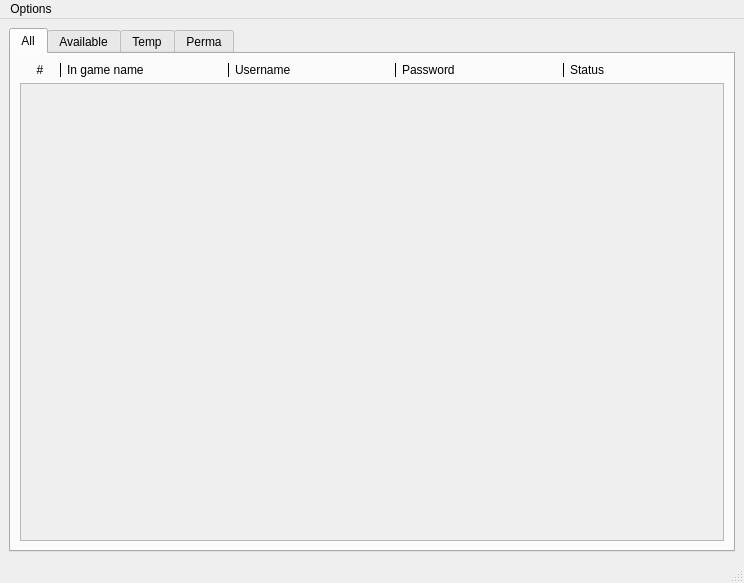
Ima-Kang/LoLTools, file accountmanager.ui: the form before one commit.
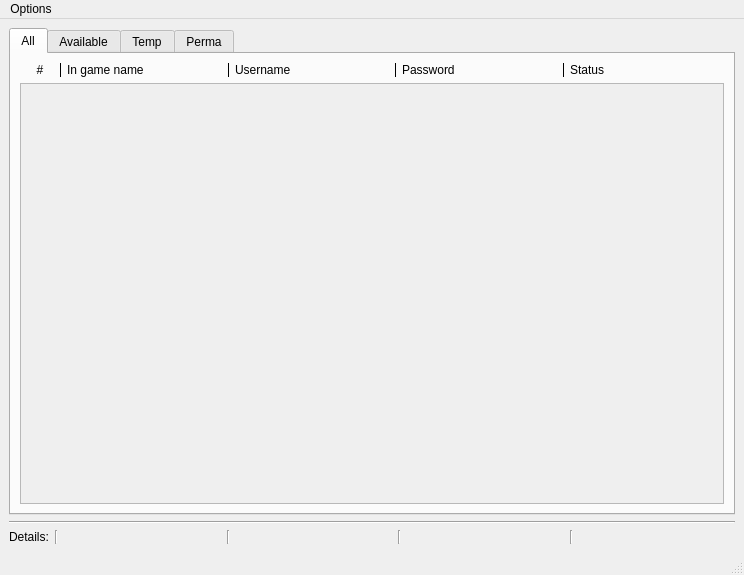
The form after the commit.

Commit message: details bar

Diff of the .ui file:
```diff
--- a/accountmanager.ui
+++ b/accountmanager.ui
@@ -7,7 +7,7 @@
     <x>0</x>
     <y>0</y>
     <width>744</width>
-    <height>583</height>
+    <height>575</height>
    </rect>
   </property>
   <property name="windowTitle">
@@ -133,7 +133,7 @@
              <x>0</x>
              <y>0</y>
              <width>702</width>
-             <height>448</height>
+             <height>407</height>
             </rect>
            </property>
            <layout class="QVBoxLayout" name="all_scroll_layout">
@@ -539,6 +539,98 @@
       </widget>
      </widget>
     </item>
+    <item>
+     <widget class="Line" name="line_21">
+      <property name="orientation">
+       <enum>Qt::Horizontal</enum>
+      </property>
+     </widget>
+    </item>
+    <item>
+     <layout class="QHBoxLayout" name="horizontalLayout">
+      <item>
+       <widget class="QLabel" name="label_25">
+        <property name="sizePolicy">
+         <sizepolicy hsizetype="Maximum" vsizetype="Preferred">
+          <horstretch>0</horstretch>
+          <verstretch>0</verstretch>
+         </sizepolicy>
+        </property>
+        <property name="text">
+         <string>Details:</string>
+        </property>
+       </widget>
+      </item>
+      <item>
+       <widget class="Line" name="line_18">
+        <property name="frameShadow">
+         <enum>QFrame::Sunken</enum>
+        </property>
+        <property name="orientation">
+         <enum>Qt::Vertical</enum>
+        </property>
+       </widget>
+      </item>
+      <item>
+       <widget class="QLabel" name="numAccounts">
+        <property name="text">
+         <string/>
+        </property>
+       </widget>
+      </item>
+      <item>
+       <widget class="Line" name="line_19">
+        <property name="frameShadow">
+         <enum>QFrame::Sunken</enum>
+        </property>
+        <property name="orientation">
+         <enum>Qt::Vertical</enum>
+        </property>
+       </widget>
+      </item>
+      <item>
+       <widget class="QLabel" name="numAvailable">
+        <property name="text">
+         <string/>
+        </property>
+       </widget>
+      </item>
+      <item>
+       <widget class="Line" name="line_17">
+        <property name="frameShadow">
+         <enum>QFrame::Sunken</enum>
+        </property>
+        <property name="orientation">
+         <enum>Qt::Vertical</enum>
+        </property>
+       </widget>
+      </item>
+      <item>
+       <widget class="QLabel" name="numTemp">
+        <property name="text">
+         <string/>
+        </property>
+       </widget>
+      </item>
+      <item>
+       <widget class="Line" name="line_20">
+        <property name="frameShadow">
+         <enum>QFrame::Sunken</enum>
+        </property>
+        <property name="orientation">
+         <enum>Qt::Vertical</enum>
+        </property>
+       </widget>
+      </item>
+      <item>
+       <widget class="QLabel" name="numPerma">
+        <property name="text">
+         <string/>
+        </property>
+       </widget>
+      </item>
+     </layout>
+    </item>
    </layout>
   </widget>
   <widget class="QMenuBar" name="menubar">
```
Left out of the diff: 8 changed lines with no effect on the pictures. The commit also changes 4 other files.
